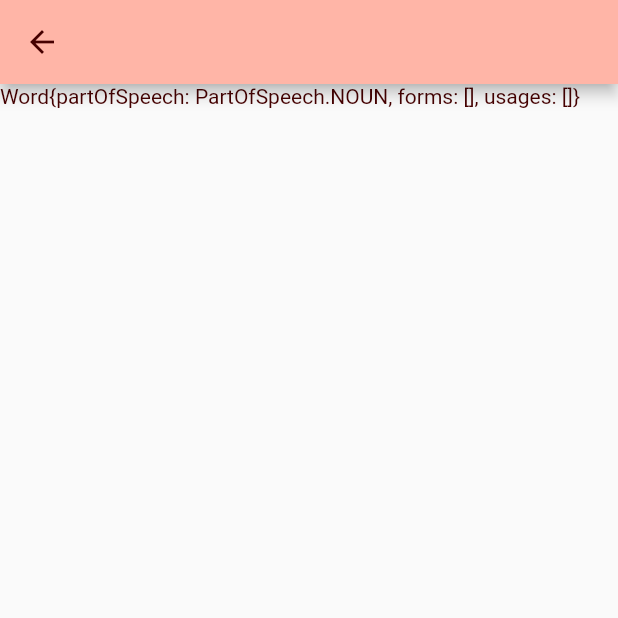
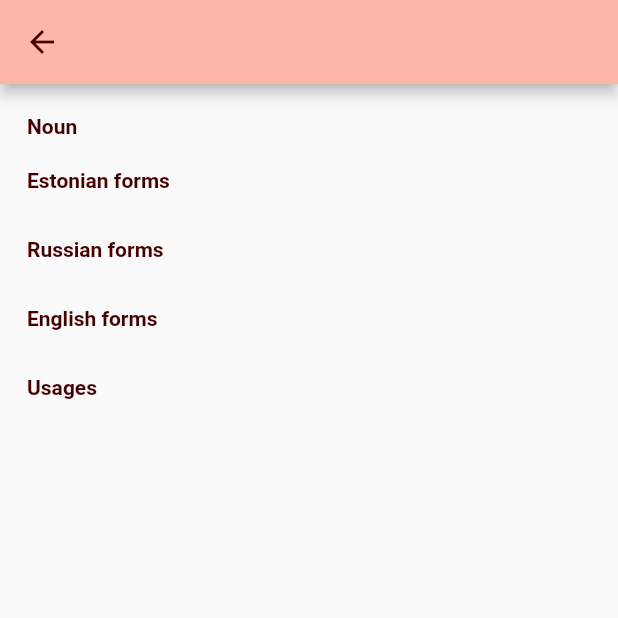
Before and after one commit to kirillsun1/estdict, a Flutter app: the WordPage screen opened directly with empty values, on a phone screen of 412 x 824 dp, the top half of it. Run offline on Flutter 3.47's test engine with Material 2 defaults, Android fonts, the phone set to English and light mode, and no system bars; our stand-ins replace bloc, drift, flutter_bloc; accounts and stored records are empty; generated files the repository leaves out were written again.

Commit message:
Initial design for word page

```diff
--- a/lib/app/word/word_page.dart
+++ b/lib/app/word/word_page.dart
@@ -1,12 +1,13 @@
+import 'package:estdict/components/section.dart';
 import 'package:estdict/domain/word.dart';
+import 'package:estdict/domain/word_configuration/word_forms_configuration.dart';
 import 'package:flutter/material.dart';
 
 class WordPage extends StatelessWidget {
   final Word word;
   final WordFormType primaryForm;
 
-  const WordPage(
-      {Key? key, required this.word, this.primaryForm = WordFormType.EST_INF})
+  const WordPage({Key? key, required this.word, this.primaryForm = WordFormType.EST_INF})
       : super(key: key);
 
   @override
@@ -15,7 +16,44 @@ class WordPage extends StatelessWidget {
       appBar: AppBar(
         title: Text(word.findFormValue(primaryForm) ?? ""),
       ),
-      body: Text(word.toString()),
+      body: ListView(
+        children: [
+          SizedBox(
+            height: 20,
+          ),
+          Padding(
+            padding: EdgeInsets.only(left: 18, right: 18),
+            child: Text(word.partOfSpeech.name,
+                style: TextStyle(fontWeight: FontWeight.bold)),
+          ),
+          SizedBox(
+            height: 20,
+          ),
+          for (var group in word.partOfSpeech.groupedForms)
+            Padding(
+              padding: EdgeInsets.only(left: 18, right: 18),
+              child: Section(title: group.name, children: [
+                Row(
+                  children: [
+                    for (var formType in [
+                      group.infinitive,
+                      ...group.optionalForms
+                    ])
+                      if (word.findFormValue(formType) != null)
+                        Chip(label: Text(word.findFormValue(formType)!))
+                  ],
+                )
+              ]),
+            ),
+          Padding(
+            padding: EdgeInsets.only(left: 18, right: 18),
+            child: Section(
+              title: "Usages",
+              children: [for (var usage in word.usages) Text(usage)],
+            ),
+          )
+        ],
+      ),
     );
   }
 }
```
